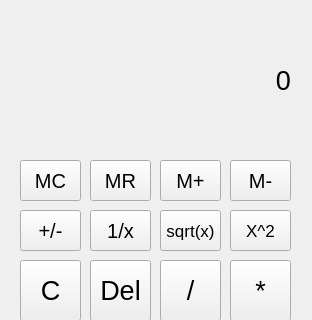
First picture: the form in lab1_calculator/mainwindow.ui, repository EndRiKeR/labQT, before the edit; both pictures show x 0 to 312 and y 0 to 320 of the 312 by 624 pixel window.
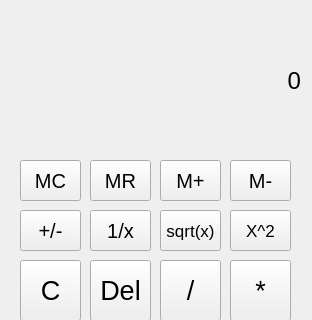
Second picture: the form after the edit.

```diff
--- a/lab1_calculator/mainwindow.ui
+++ b/lab1_calculator/mainwindow.ui
@@ -277,12 +277,17 @@
    <widget class="QLabel" name="lbl_main">
     <property name="geometry">
      <rect>
-      <x>20</x>
+      <x>10</x>
       <y>10</y>
-      <width>271</width>
+      <width>291</width>
       <height>141</height>
      </rect>
     </property>
+    <property name="font">
+     <font>
+      <pointsize>18</pointsize>
+     </font>
+    </property>
     <property name="text">
      <string>0</string>
     </property>
```
